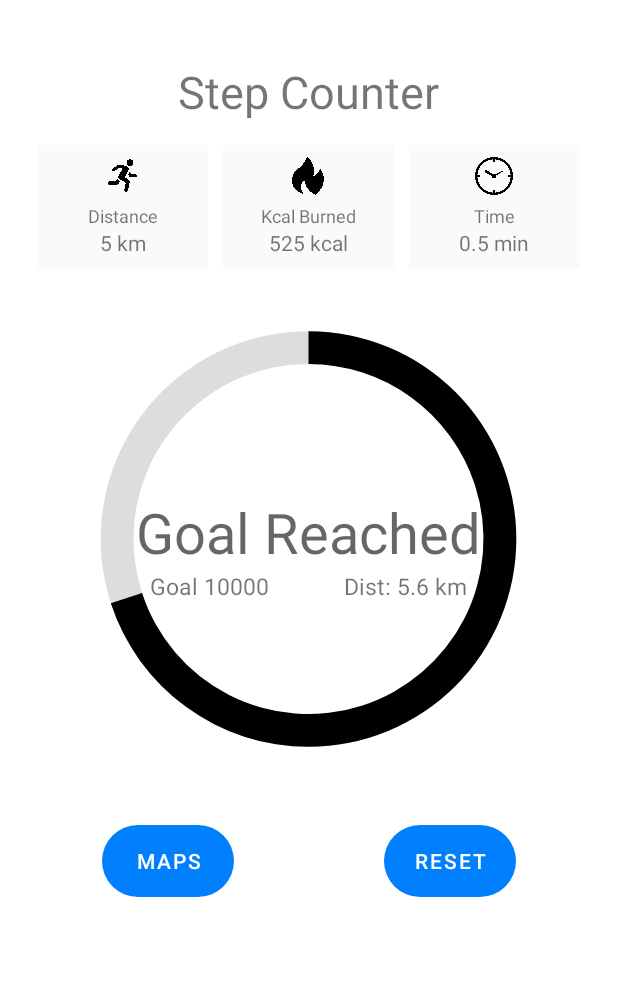
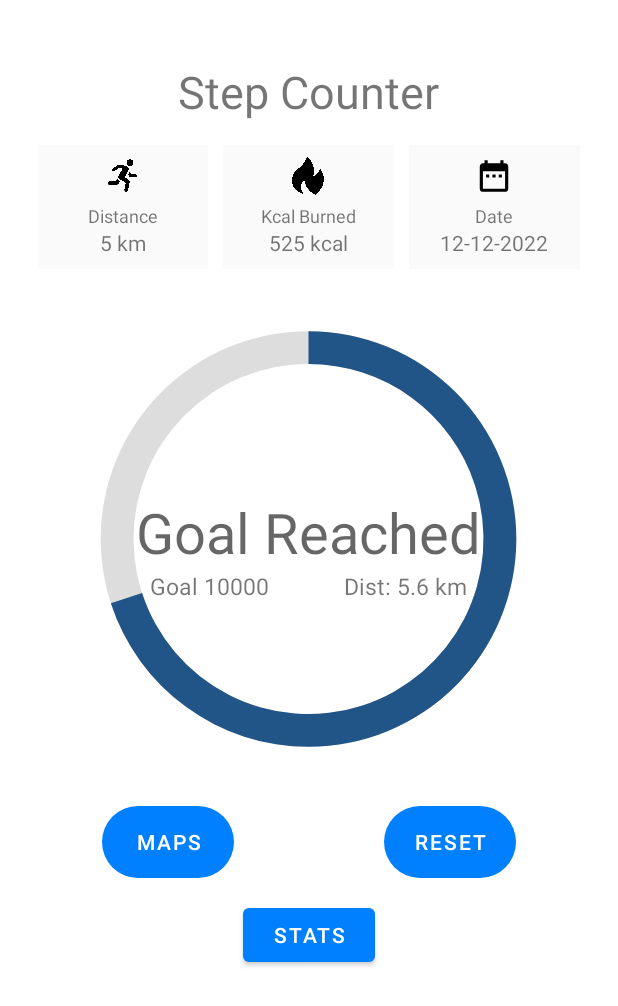
Before and after one commit to ChickenSLAYER94/Fitness-Guru, an Android app: the layout activity_main.xml on its own in the app's theme, with its tools: preview values and no code run, on a phone screen of 412 x 824 dp. Shown: the top 1006 px of the screen. Run offline under Robolectric (Android 15) with nearby library versions, the phone set to English and light mode, and no system bars.

Commit message:
Create Reset button and update new database

```diff
--- a/app/src/main/AndroidManifest.xml
+++ b/app/src/main/AndroidManifest.xml
@@ -49,7 +49,7 @@
             android:exported="false"
             android:label="@string/title_activity_maps" />
         <activity
-            android:name=".MainActivity"
+            android:name=".MainActivity" android:configChanges="orientation|screenSize"
             android:exported="false">
 
             <meta-data
--- a/app/src/main/res/drawable/count_progress_bar.xml
+++ b/app/src/main/res/drawable/count_progress_bar.xml
@@ -20,7 +20,7 @@
                 android:shape="ring"
                 android:thicknessRatio="16"
                 android:useLevel="true">
-                <solid android:color="@color/black" />
+                <solid android:color="#215487" />
             </shape>
         </rotate>
     </item>
--- /dev/null
+++ b/app/src/main/res/drawable/ic_baseline_date_range_24.xml
@@ -0,0 +1,5 @@
+<vector android:height="24dp" android:tint="#000000"
+    android:viewportHeight="24" android:viewportWidth="24"
+    android:width="24dp" xmlns:android="http://schemas.android.com/apk/res/android">
+    <path android:fillColor="@android:color/white" android:pathData="M9,11L7,11v2h2v-2zM13,11h-2v2h2v-2zM17,11h-2v2h2v-2zM19,4h-1L18,2h-2v2L8,4L8,2L6,2v2L5,4c-1.11,0 -1.99,0.9 -1.99,2L3,20c0,1.1 0.89,2 2,2h14c1.1,0 2,-0.9 2,-2L21,6c0,-1.1 -0.9,-2 -2,-2zM19,20L5,20L5,9h14v11z"/>
+</vector>
--- a/app/src/main/res/layout/activity_main.xml
+++ b/app/src/main/res/layout/activity_main.xml
@@ -28,12 +28,11 @@
                 android:layout_width="wrap_content"
                 android:layout_height="wrap_content"
                 android:layout_gravity="center"
+                android:fontFamily="sans-serif-thin"
+                android:padding="15dp"
+                android:text="Step Counter"
                 android:textSize="30dp"
-                android:text="Step Counter"
-                android:padding="15dp"
-                android:textStyle="bold"
-                android:fontFamily="sans-serif-thin"
-                />
+                android:textStyle="bold" />
 
 
             <LinearLayout
@@ -138,7 +137,7 @@
                         <ImageView
                             android:layout_width="25dp"
                             android:layout_height="25dp"
-                            android:src="@drawable/time" />
+                            android:src="@drawable/ic_baseline_date_range_24" />
 
                         <Space
                             android:layout_width="wrap_content"
@@ -147,14 +146,14 @@
                         <TextView
                             android:layout_width="wrap_content"
                             android:layout_height="wrap_content"
-                            android:text="Time"
+                            android:text="Date"
                             android:textSize="12dp" />
 
                         <TextView
-                            android:id="@+id/time"
+                            android:id="@+id/dateCurrent"
                             android:layout_width="wrap_content"
                             android:layout_height="wrap_content"
-                            android:text="0.5 min"
+                            android:text="12-12-2022"
                             android:textSize="14dp" />
 
                     </LinearLayout>
@@ -223,16 +222,24 @@
 
             </LinearLayout>
 
-        </LinearLayout>
+            <Button
+                android:id="@+id/auto_complete_selection"
+                android:layout_width="wrap_content"
+                android:layout_height="wrap_content"
+                android:layout_gravity="center"
+                android:layout_marginTop="0dp"
+                android:text="Stats"
 
+                app:backgroundTint="#007FFF"
 
-    </ScrollView>
+                />
+
             <LinearLayout
                 android:layout_width="match_parent"
                 android:layout_height="wrap_content"
+                android:layout_marginTop="-110dp"
                 android:gravity="center"
-        android:orientation="horizontal"
-        android:layout_marginTop="550dp">
+                android:orientation="horizontal">
 
                 <Button
                     android:id="@+id/button_maps"
@@ -249,15 +256,21 @@
                     android:layout_width="100dp"
                     android:layout_height="wrap_content"></Space>
 
+
                 <Button
-            android:background="@drawable/round_button"
-            app:backgroundTint="#007FFF"
+                    android:id="@+id/input_data"
                     android:layout_width="wrap_content"
                     android:layout_height="wrap_content"
                     android:layout_gravity="center"
+                    android:background="@drawable/round_button"
                     android:text="Reset"
-
-            />
+                    app:backgroundTint="#007FFF" />
             </LinearLayout>
 
+        </LinearLayout>
+
+
+    </ScrollView>
+
+
 </RelativeLayout>
--- a/app/src/main/res/values/strings.xml
+++ b/app/src/main/res/values/strings.xml
@@ -1,5 +1,4 @@
 <resources>
     <string name="app_name">Fitness Guru</string>
     <string name="title_activity_maps">MapsActivity</string>
-    <string name="select">Gender</string>
 </resources>
```
Also changed, not shown: app/src/main/java/com/example/fitnessguru/MainActivity.kt (+98 -18 lines), app/src/main/java/com/example/fitnessguru/MapData.kt (+0 -21 lines), app/src/main/java/com/example/fitnessguru/MapsActivity.kt (+44 -36 lines), app/src/main/java/com/example/fitnessguru/MyDB.kt (+41 -1 lines), app/src/main/java/com/example/fitnessguru/UserGoalActivity.kt (+3 -5 lines), app/src/main/java/com/example/fitnessguru/fitnessData.kt (added, +11 -0 lines), app/src/main/res/layout/activity_user_goal.xml (+0 -17 lines). Lines whose indentation alone changed are shown as unchanged.
